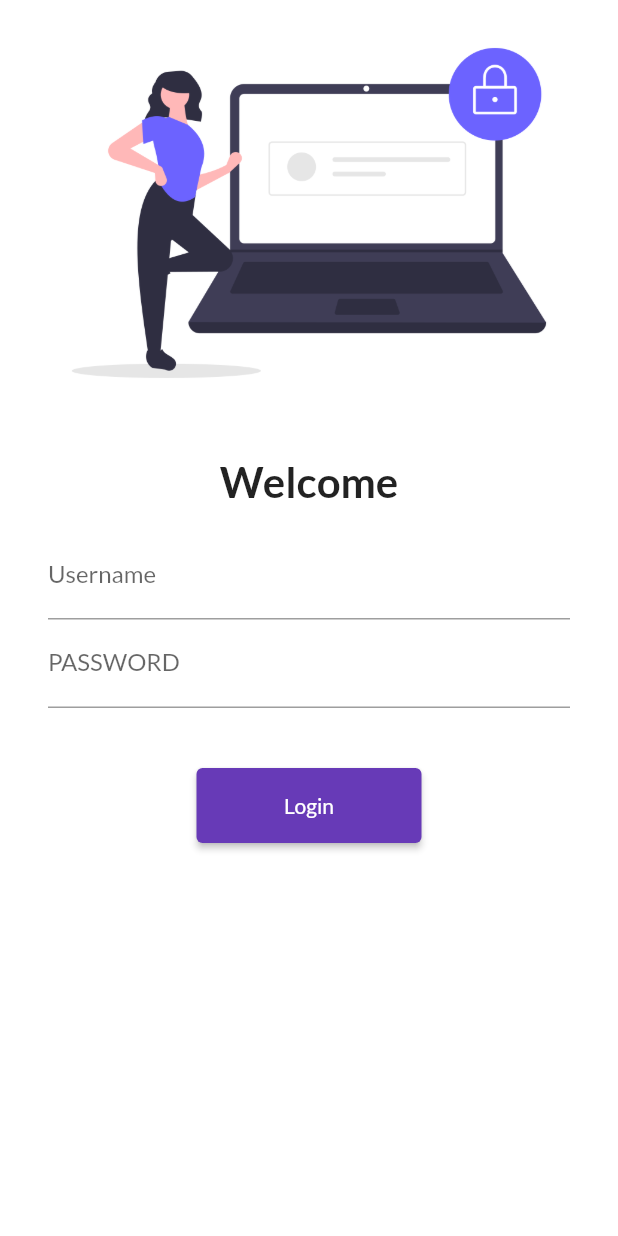
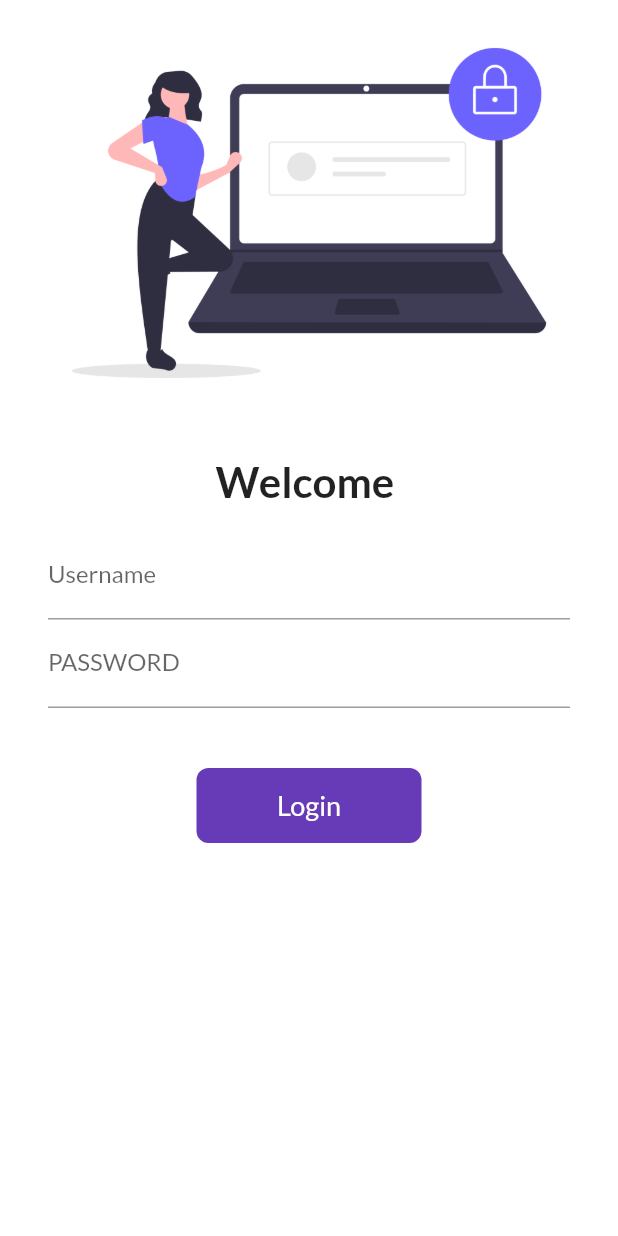
Before and after one commit to sushantsharma07/30days_flutter, a Flutter app: the screen it shows after launch, on a phone screen of 412 x 824 dp. Run offline on Flutter 3.47's test engine with Material 2 defaults, Android fonts, the phone set to English and light mode, and no system bars; our stand-ins replace google_fonts.

Commit message:
day8 completed

```diff
--- a/first_project/lib/pages/login.dart
+++ b/first_project/lib/pages/login.dart
@@ -1,12 +1,36 @@
 import 'package:first_project/utils/routs.dart';
 import 'package:flutter/material.dart';
 
-class Login extends StatelessWidget {
+class Login extends StatefulWidget {
+  @override
+  State<Login> createState() => _LoginState();
+}
+
+class _LoginState extends State<Login> {
+  String name = "";
+  bool changeButton = false;
+  final _formkey = GlobalKey<FormState>();
+  moveToHome(BuildContext context) async {
+    if (_formkey.currentState!.validate()) {
+      setState(() {
+        changeButton = true;
+      });
+      await Future.delayed(Duration(seconds: 1));
+      await Navigator.pushNamed(context, MyRoutes.homeRoute);
+
+      setState(() {
+        changeButton = false;
+      });
+    }
+  }
+
   @override
   Widget build(BuildContext context) {
     return Material(
         color: Colors.white,
         child: SingleChildScrollView(
+            child: Form(
+                key: _formkey,
                 child: Column(children: [
                   Image.asset(
                     "assets/images/login.png",
@@ -15,35 +39,77 @@ class Login extends StatelessWidget {
                   SizedBox(
                     height: 20,
                   ),
-          Text("Welcome",
+                  Text("Welcome $name",
                       style: TextStyle(
                         fontSize: 28,
                         fontWeight: FontWeight.bold,
                       )),
                   Padding(
-            padding: EdgeInsets.symmetric(vertical: 16.0, horizontal: 32.0),
+                    padding:
+                        EdgeInsets.symmetric(vertical: 16.0, horizontal: 32.0),
                     child: Column(
                       children: [
                         TextFormField(
                             decoration: InputDecoration(
-                      hintText: "ENTER YOUR USERNAME", labelText: "Username"),
-                ),
+                                hintText: "ENTER YOUR USERNAME",
+                                labelText: "Username"),
+                            validator: (Value) {
+                              if (Value!.isEmpty) {
+                                return "Username cannot be empty";
+                              }
+
+                              return null;
+                            },
+                            onChanged: (Value) {
+                              name = Value;
+                              setState(() {});
+                            }),
                         TextFormField(
                           obscureText: true,
                           decoration: InputDecoration(
-                      hintText: "ENTER YOUR PASSWORD", labelText: "PASSWORD"),
+                              hintText: "ENTER YOUR PASSWORD",
+                              labelText: "PASSWORD"),
+                          validator: (Value) {
+                            if (Value!.isEmpty) {
+                              return "Password cannot be empty";
+                            } else if (Value.length < 6) {
+                              return "Password length should be atleast 6";
+                            }
+
+                            return null;
+                          },
                         ),
                         SizedBox(height: 40.0),
-                ElevatedButton(
-                  onPressed: () {
-                    Navigator.pushNamed(context, MyRoutes.homeRoute);
-                  },
-                  child: Text("Login"),
-                  style: TextButton.styleFrom(minimumSize: Size(150, 50)),
-                )
+                        Material(
+                            color: Colors.deepPurple,
+                            borderRadius:
+                                BorderRadius.circular(changeButton ? 50 : 8),
+                            child: InkWell(
+                              onTap: (() => moveToHome(context)),
+                              child: AnimatedContainer(
+                                duration: Duration(seconds: 1),
+                                width: changeButton ? 50 : 150,
+                                height: 50,
+                                alignment: Alignment.center,
+                                child: changeButton
+                                    ? Icon(Icons.done, color: Colors.white)
+                                    : Text(
+                                        "Login",
+                                        style: TextStyle(
+                                            color: Colors.white, fontSize: 18),
+                                      ),
+                              ),
+                            ))
+                        // ElevatedButton(
+                        //   onPressed: () {
+                        //     Navigator.pushNamed(context, MyRoutes.homeRoute);
+                        //   },
+                        //   child: Text("Login"),
+                        //   style: TextButton.styleFrom(minimumSize: Size(150, 50)),
+                        // )
                       ],
                     ),
                   ),
-        ])));
+                ]))));
   }
 }
```
Lines whose indentation alone changed are shown as unchanged.
